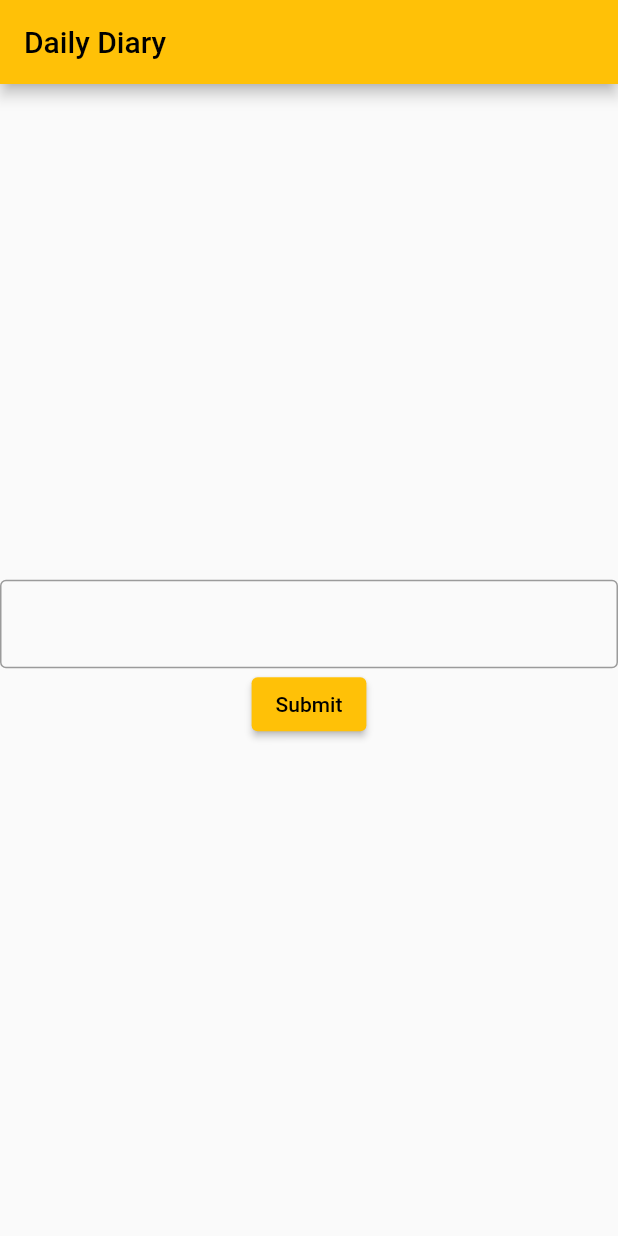
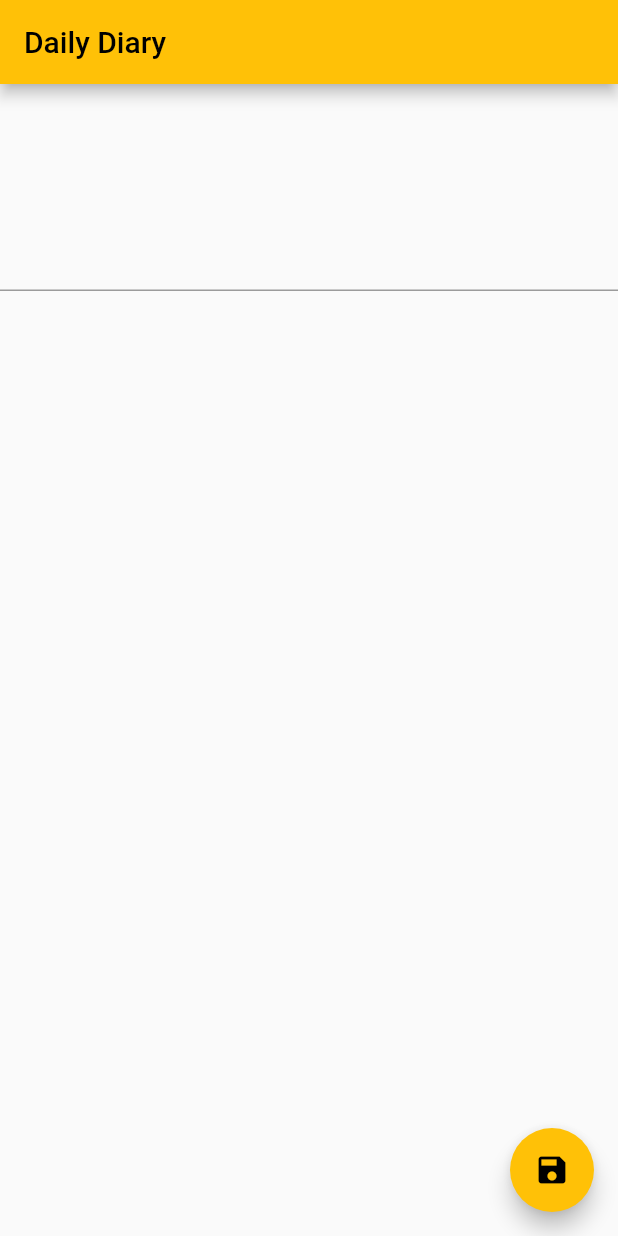
Before and after one commit to Voklen/Daily-Diary, a Flutter app: the screen it shows after launch, on a phone screen of 412 x 824 dp. Run offline on Flutter 3.47's test engine with Material 2 defaults, Android fonts, the phone set to English and light mode, and no system bars.

Commit message:
Make input multiline

```diff
--- a/lib/main.dart
+++ b/lib/main.dart
@@ -56,20 +56,16 @@ class _MyHomePageState extends State<MyHomePage> {
       appBar: AppBar(
         title: const Text('Daily Diary'),
       ),
-      body: Center(
-        child: Column(
-          mainAxisAlignment: MainAxisAlignment.center,
-          children: <Widget>[
-            TextField(
-              controller: _textController,
-              decoration: const InputDecoration(border: OutlineInputBorder()),
-              keyboardType: TextInputType.multiline,
-              maxLines: null,
-            ),
-            ElevatedButton(
-                onPressed: _updateStorage, child: const Text("Submit"))
-          ],
-        ),
+      body: TextField(
+        controller: _textController,
+        minLines: 6,
+        maxLines: null,
+        keyboardType: TextInputType.multiline,
+      ),
+      floatingActionButton: FloatingActionButton(
+        onPressed: _updateStorage,
+        tooltip: 'Save',
+        child: const Icon(Icons.save),
       ),
     );
   }
```
